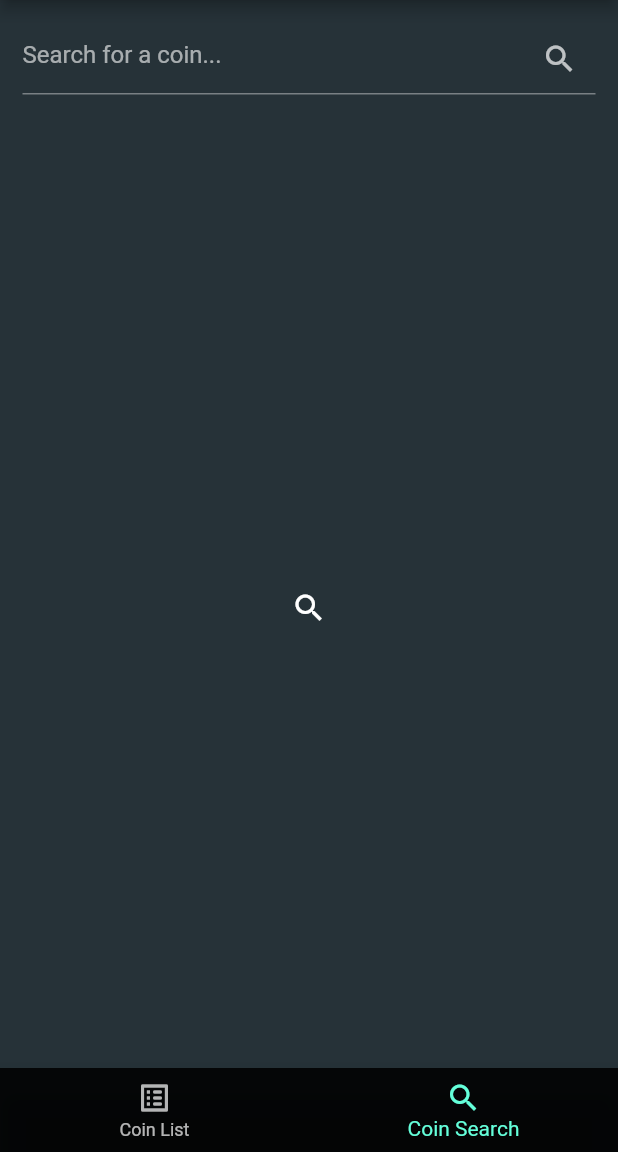
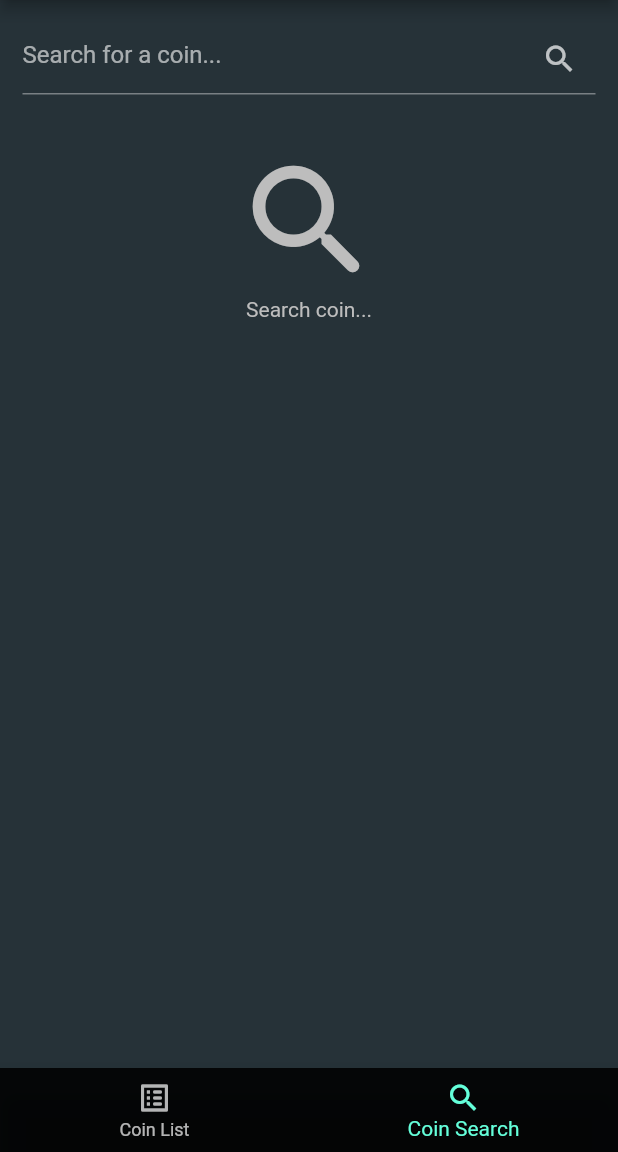
Before and after one commit to karansnarula/Flutter-Cryptocurrency-Tracker-App, a Flutter app: the screen it shows after launch, item 2 of the bottom bar chosen, on a phone screen of 412 x 824 dp, the part 84-1236 px from its top. Run offline on Flutter 3.47's test engine with Material 2 defaults, Android fonts, the phone set to English and light mode, and no system bars; our stand-ins replace syncfusion_flutter_charts; network calls fail.

Commit message:
finished search

```diff
--- a/lib/Data/data_extractor.dart
+++ b/lib/Data/data_extractor.dart
@@ -56,4 +56,9 @@ class DataExtractor {
     }
     return finalList;
   }
+
+  Future<PriceOfCoin> getCoinPrice({required dynamic coinId}) async {
+    num coinPrice = await dataRetriever.getCoinPrice(coinId: coinId);
+    return PriceOfCoin(coinPrice: coinPrice);
+  }
 }
--- a/lib/Data/data_types.dart
+++ b/lib/Data/data_types.dart
@@ -40,3 +40,9 @@ class SearchCoin {
   String get getCoinSymbol => coinSymbol;
   String get getCoinImageUrl => coinImageUrl;
 }
+
+class PriceOfCoin {
+  final num coinPrice;
+  PriceOfCoin({required this.coinPrice});
+  num get getCoinPrice => coinPrice;
+}
--- a/lib/UI/screens/coin_search.dart
+++ b/lib/UI/screens/coin_search.dart
@@ -42,7 +42,21 @@ class _CoinSearchState extends State<CoinSearch> {
         Expanded(
           child: _value != ''
               ? _showSearchResult(value: _value)
-              : const Icon(Icons.search),
+              : Center(
+                  child: Column(
+                    children: [
+                      Icon(
+                        Icons.search_rounded,
+                        color: Colors.grey[400],
+                        size: 100,
+                      ),
+                      Text(
+                        'Search coin...',
+                        style: TextStyle(color: Colors.grey[400]),
+                      )
+                    ],
+                  ),
+                ),
         ),
       ],
     );
@@ -71,6 +85,7 @@ class _CoinSearchState extends State<CoinSearch> {
                 );
               }),
               scrollDirection: Axis.vertical,
+              keyboardDismissBehavior: ScrollViewKeyboardDismissBehavior.onDrag,
               shrinkWrap: true,
             );
           }
--- a/lib/UI/widgets/coin_price_chart.dart
+++ b/lib/UI/widgets/coin_price_chart.dart
@@ -28,8 +28,7 @@ class _CoinPriceChartState extends State<CoinPriceChart> {
   @override
   Widget build(BuildContext context) {
     if (!_isloading) {
-      return Container(
-          child: SfCartesianChart(
+      return SfCartesianChart(
         primaryXAxis: CategoryAxis(
           majorGridLines: const MajorGridLines(width: 0),
           labelStyle: const TextStyle(fontSize: 7),
@@ -49,7 +48,7 @@ class _CoinPriceChartState extends State<CoinPriceChart> {
                 : Colors.greenAccent,
           )
         ],
-      ));
+      );
     } else {
       return const Center(
         child: CircularProgressIndicator.adaptive(),
--- a/lib/main.dart
+++ b/lib/main.dart
@@ -43,7 +43,9 @@ class _MainAppState extends State<_MainApp> {
   final _screenPages = [CoinList(), const CoinSearch()];
   @override
   Widget build(BuildContext context) {
-    return Scaffold(
+    return GestureDetector(
+      onTap: () => FocusScope.of(context).unfocus(),
+      child: Scaffold(
         resizeToAvoidBottomInset: false,
         appBar: AppBar(
           centerTitle: true,
@@ -71,6 +73,7 @@ class _MainAppState extends State<_MainApp> {
             ),
           ],
         ),
+      ),
     );
   }
 
```
Also changed, not shown: lib/Data/data_retriever.dart (+13 -2 lines), lib/Services/coin_gecko_api.dart (+5 -5 lines), lib/UI/screens/coin_information.dart (+23 -3 lines), lib/UI/screens/coin_list.dart (+11 -3 lines), lib/UI/widgets/coin_list_card.dart (+43 -9 lines), lib/UI/widgets/coin_search_card.dart (+24 -3 lines). Lines whose indentation alone changed are shown as unchanged.
